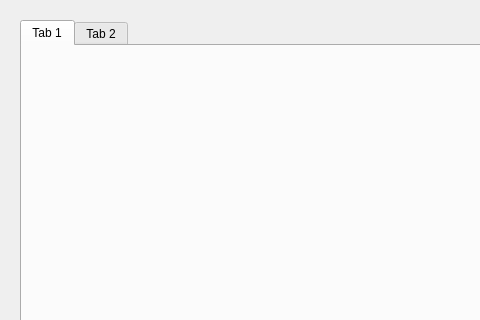
First picture: the form in ui/inmeeting.ui, repository zhangdalin/MeetEx, before the edit; both pictures show x 0 to 480 and y 0 to 320 of the 1020 by 653 pixel window.
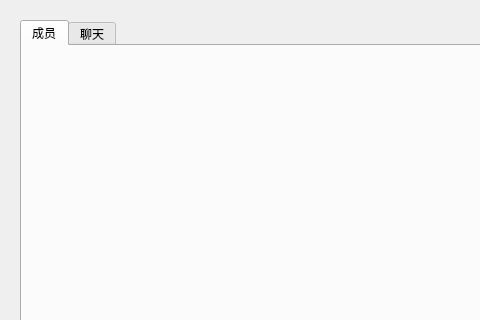
Second picture: the form after the edit.

Commit message: refactor(inmeeting): align sidebar slot names and hide tab panel on startup

```diff
--- a/ui/inmeeting.ui
+++ b/ui/inmeeting.ui
@@ -209,7 +209,7 @@
     </item>
    </layout>
   </widget>
-  <widget class="QWidget" name="">
+  <widget class="QWidget" name="layoutWidget">
    <property name="geometry">
     <rect>
      <x>20</x>
@@ -226,12 +226,12 @@
      <widget class="QTabWidget" name="tabWidget">
       <widget class="QWidget" name="memberTab">
        <attribute name="title">
-        <string>Tab 1</string>
+        <string>成员</string>
        </attribute>
       </widget>
       <widget class="QWidget" name="chartTab">
        <attribute name="title">
-        <string>Tab 2</string>
+        <string>聊天</string>
        </attribute>
       </widget>
      </widget>
```
Left out of the diff: 11 changed lines with no effect on the pictures. The commit also changes 2 other files.
